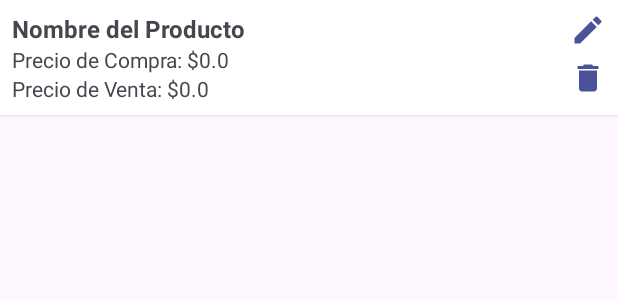
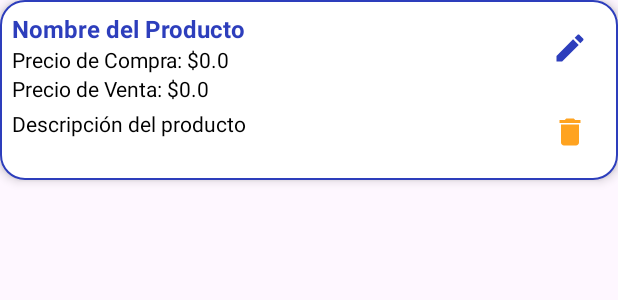
Before and after one commit to sellanFG/decorMiCasaMoviles, an Android app: the layout item_producto.xml on its own in the app's theme, with its tools: preview values and no code run, on a phone screen of 412 x 824 dp. Shown: the top 300 px of the screen. Run offline under Robolectric (Android 15) with nearby library versions, the phone set to English and light mode, and no system bars.

Commit message:
alguito mas :)

```diff
--- /dev/null
+++ b/app/src/main/res/drawable/item_background.xml
@@ -0,0 +1,6 @@
+<?xml version="1.0" encoding="utf-8"?>
+<shape xmlns:android="http://schemas.android.com/apk/res/android">
+    <solid android:color="@color/white" />
+    <corners android:radius="16dp" />
+    <stroke android:width="1dp" android:color="@color/primaryBlue" /> <!-- Borde sutil -->
+</shape>
--- /dev/null
+++ b/app/src/main/res/drawable/rounded_button.xml
@@ -0,0 +1,5 @@
+<?xml version="1.0" encoding="utf-8"?>
+<shape xmlns:android="http://schemas.android.com/apk/res/android">
+    <solid android:color="@color/primaryBlue" />
+    <corners android:radius="16dp" />
+</shape>
--- a/app/src/main/res/layout/fragment_crud_productos.xml
+++ b/app/src/main/res/layout/fragment_crud_productos.xml
@@ -18,9 +18,9 @@
         android:layout_width="wrap_content"
         android:layout_height="wrap_content"
         android:layout_alignParentBottom="true"
-        android:layout_alignParentStart="true"
-        android:text="Nuevo"
+        android:layout_alignParentEnd="true"
         android:layout_margin="16dp"
-        android:backgroundTint="@color/primaryBlue"
-        android:textColor="@android:color/white" />
+        android:text="Nuevo Producto"
+        android:textColor="@android:color/white"
+        android:background="@drawable/rounded_button" />
 </RelativeLayout>
--- a/app/src/main/res/layout/item_producto.xml
+++ b/app/src/main/res/layout/item_producto.xml
@@ -1,13 +1,15 @@
 <?xml version="1.0" encoding="utf-8"?>
 <LinearLayout xmlns:android="http://schemas.android.com/apk/res/android"
+    xmlns:app="http://schemas.android.com/apk/res-auto"
     android:layout_width="match_parent"
     android:layout_height="wrap_content"
     android:orientation="horizontal"
     android:padding="8dp"
-    android:background="@android:color/white"
+    android:background="@drawable/item_background"
     android:layout_marginBottom="8dp"
-    android:elevation="2dp">
+    android:elevation="4dp">
 
+    <!-- Información del Producto -->
     <LinearLayout
         android:orientation="vertical"
         android:layout_width="0dp"
@@ -15,49 +17,80 @@
         android:layout_weight="1"
         android:paddingEnd="8dp">
 
+        <!-- Nombre del Producto -->
         <TextView
             android:id="@+id/textNombre"
             android:layout_width="wrap_content"
             android:layout_height="wrap_content"
             android:text="Nombre del Producto"
             android:textSize="16sp"
-            android:textStyle="bold" />
+            android:textStyle="bold"
+            android:textColor="@color/primaryBlue" />
 
+        <!-- Precio de Compra -->
         <TextView
             android:id="@+id/textPrecioCompra"
             android:layout_width="wrap_content"
             android:layout_height="wrap_content"
-            android:text="Precio de Compra: $0.0" />
+            android:text="Precio de Compra: $0.0"
+            android:textColor="@color/black" />
 
+        <!-- Precio de Venta -->
         <TextView
             android:id="@+id/textPrecioVenta"
             android:layout_width="wrap_content"
             android:layout_height="wrap_content"
-            android:text="Precio de Venta: $0.0" />
+            android:text="Precio de Venta: $0.0"
+            android:textColor="@color/black" />
+
+        <!-- Descripción del Producto -->
+        <TextView
+            android:id="@+id/textDescripcion"
+            android:layout_width="wrap_content"
+            android:layout_height="wrap_content"
+            android:text="Descripción del producto"
+            android:textColor="@color/black"
+            android:layout_marginTop="4dp" />
     </LinearLayout>
 
+    <!-- Imagen del Producto -->
+    <ImageView
+        android:id="@+id/imageProducto"
+        android:layout_width="80dp"
+        android:layout_height="80dp"
+
+        android:contentDescription="Imagen del Producto"
+        android:layout_gravity="center"
+        android:layout_marginEnd="8dp"
+
+        android:scaleType="centerCrop" />
+
+    <!-- Botones de Acción -->
     <LinearLayout
         android:orientation="vertical"
         android:layout_width="wrap_content"
         android:layout_height="wrap_content"
         android:gravity="center">
 
+        <!-- Botón de Editar -->
         <ImageButton
             android:id="@+id/btnEditar"
-            android:layout_width="wrap_content"
-            android:layout_height="wrap_content"
+            android:layout_width="48dp"
+            android:layout_height="48dp"
             android:src="@drawable/ic_edit"
             android:contentDescription="Editar Producto"
-            android:background="?android:attr/selectableItemBackgroundBorderless" />
+            android:background="?android:attr/selectableItemBackgroundBorderless"
+            app:tint="@color/primaryBlue" />
 
+        <!-- Botón de Eliminar -->
         <ImageButton
             android:id="@+id/btnEliminar"
-            android:layout_width="wrap_content"
-            android:layout_height="wrap_content"
+            android:layout_width="48dp"
+            android:layout_height="48dp"
             android:src="@drawable/ic_delete"
             android:contentDescription="Eliminar Producto"
             android:background="?android:attr/selectableItemBackgroundBorderless"
-            android:layout_marginTop="8dp" />
+            android:layout_marginTop="8dp"
+            app:tint="@color/naranja" />
     </LinearLayout>
-
 </LinearLayout>
```
